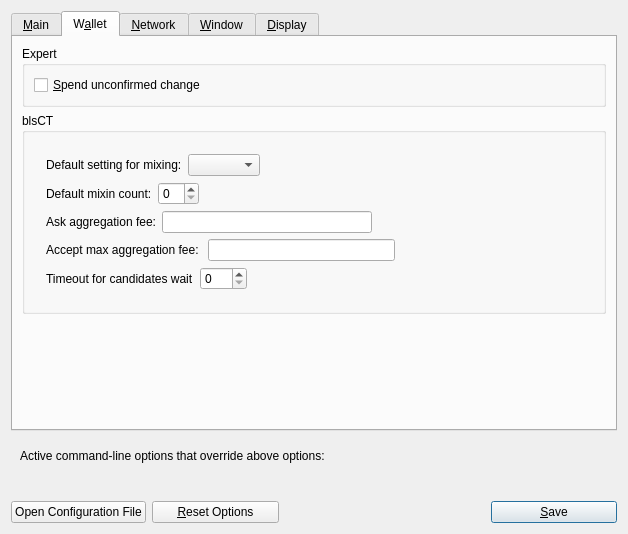
Above: src/qt/forms/optionsdialog.ui from navcoin/navcoin-core before the change. Below: the same form after it.
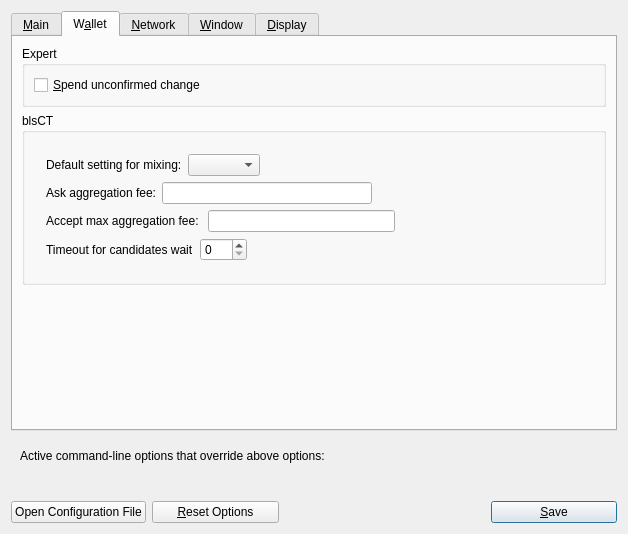
That is the form after the change. Custom widgets are drawn as their Qt base class.

Commit message: remove mixincount setting from options

```diff
--- a/src/qt/forms/optionsdialog.ui
+++ b/src/qt/forms/optionsdialog.ui
@@ -280,33 +280,6 @@
               </item>
              </layout>
             </item>
-            <item>
-             <layout class="QHBoxLayout" name="horizontalLayout_7">
-              <item>
-               <widget class="QLabel" name="label_5">
-                <property name="text">
-                 <string>Default mixin count:</string>
-                </property>
-               </widget>
-              </item>
-              <item>
-               <widget class="QSpinBox" name="mixincountBox"/>
-              </item>
-              <item>
-               <spacer name="horizontalSpacer_6">
-                <property name="orientation">
-                 <enum>Qt::Horizontal</enum>
-                </property>
-                <property name="sizeHint" stdset="0">
-                 <size>
-                  <width>40</width>
-                  <height>20</height>
-                 </size>
-                </property>
-               </spacer>
-              </item>
-             </layout>
-            </item>
             <item>
              <layout class="QHBoxLayout" name="horizontalLayout_4">
               <item>
```
The commit also changes 1 other file.
